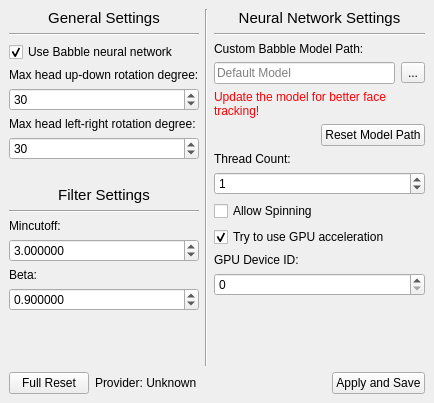
Jeka8833/FoxyFace, file FoxyFace/src/ui/qtcreator/BabbleSettings.ui: the form before one commit.
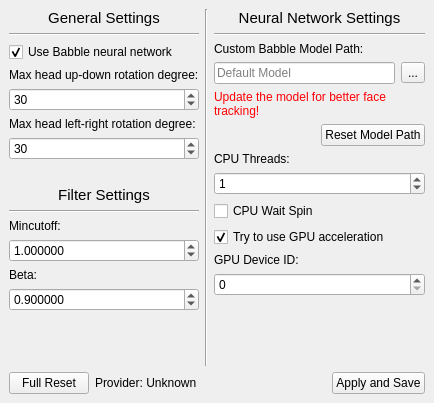
The form after the commit.

Commit message: Integrate MediaPipeTongue pipeline, update UI and configs, refactor ONNX provider handling, and enhance settings options.

Patch:
```diff
--- a/FoxyFace/src/ui/qtcreator/BabbleSettings.ui
+++ b/FoxyFace/src/ui/qtcreator/BabbleSettings.ui
@@ -148,7 +148,7 @@
            <double>0.010000000000000</double>
           </property>
           <property name="value">
-           <double>3.000000000000000</double>
+           <double>1.000000000000000</double>
           </property>
          </widget>
         </item>
@@ -286,7 +286,7 @@
         <item>
          <widget class="QLabel" name="thread_count_lb">
           <property name="text">
-           <string>Thread Count:</string>
+           <string>CPU Threads:</string>
           </property>
          </widget>
         </item>
@@ -300,7 +300,7 @@
         <item>
          <widget class="QCheckBox" name="allow_spinning_cb">
           <property name="text">
-           <string>Allow Spinning</string>
+           <string>CPU Wait Spin</string>
           </property>
          </widget>
         </item>
```
The commit also changes 20 other files.
